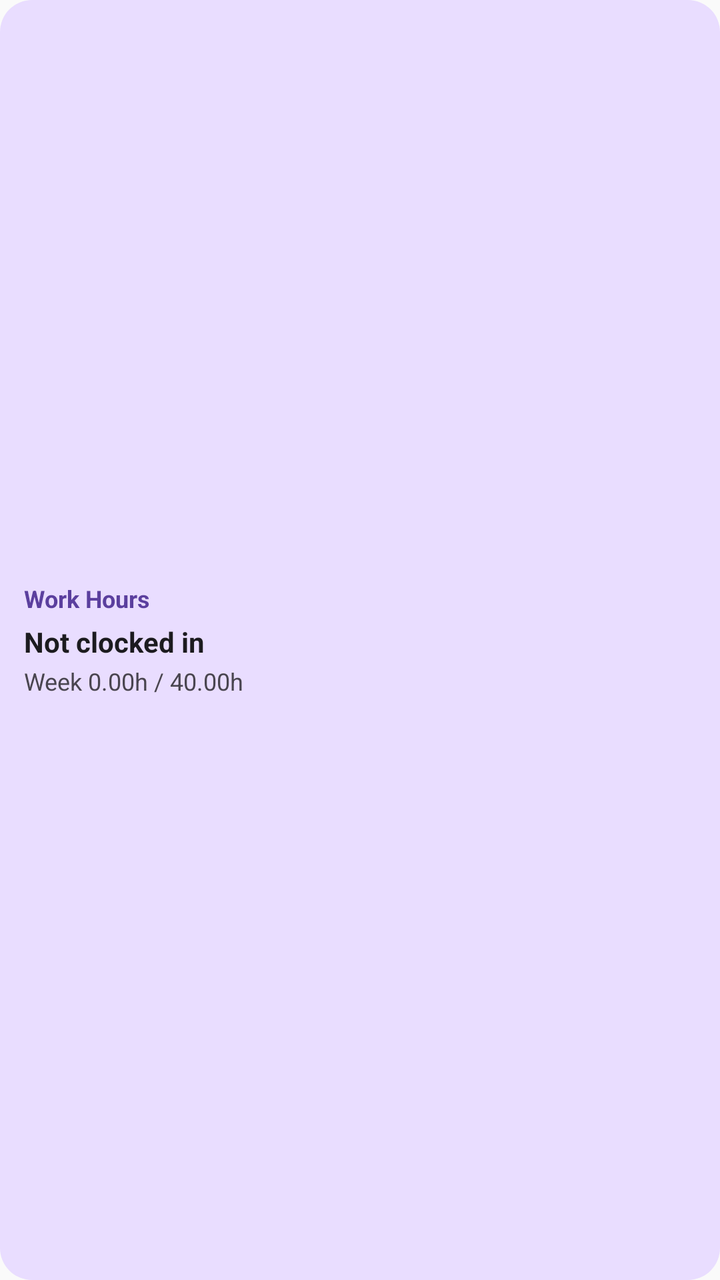
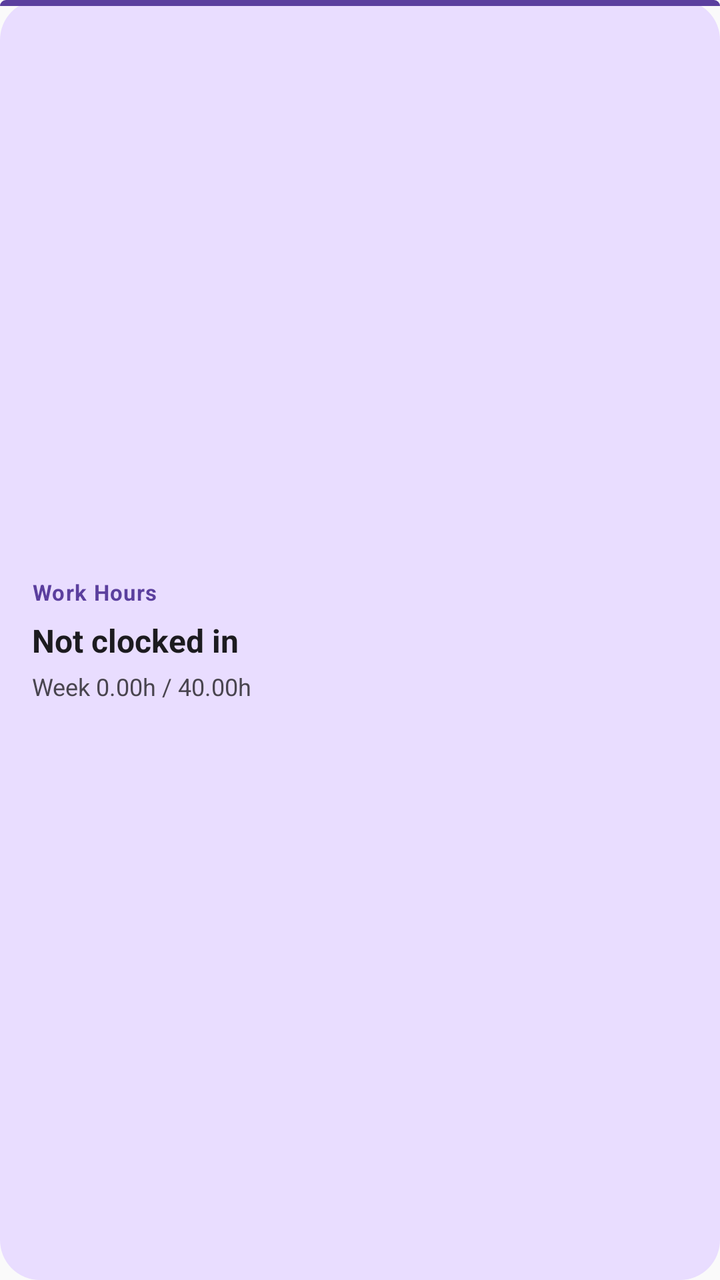

Two renders of the same Android screen: before a commit and after it. Below are the layout's source before the change and the commit's diff.
<!-- AndroidManifest.xml: application theme Theme.WorkHoursTracker -->
<!-- res/layout/widget_work_hours.xml -->
<?xml version="1.0" encoding="utf-8"?>
<LinearLayout xmlns:android="http://schemas.android.com/apk/res/android"
    android:id="@+id/widget_root"
    android:layout_width="match_parent"
    android:layout_height="match_parent"
    android:background="@drawable/widget_background"
    android:orientation="vertical"
    android:padding="12dp"
    android:gravity="center_vertical">

    <TextView
        android:id="@+id/widget_title"
        android:layout_width="match_parent"
        android:layout_height="wrap_content"
        android:text="@string/widget_title"
        android:textColor="@color/widget_primary"
        android:textSize="12sp"
        android:textStyle="bold"
        android:maxLines="1"
        android:ellipsize="end" />

    <TextView
        android:id="@+id/widget_status"
        android:layout_width="match_parent"
        android:layout_height="wrap_content"
        android:layout_marginTop="4dp"
        android:text="@string/widget_status_placeholder"
        android:textColor="@color/widget_on_surface"
        android:textSize="14sp"
        android:textStyle="bold"
        android:maxLines="2"
        android:ellipsize="end" />

    <TextView
        android:id="@+id/widget_week"
        android:layout_width="match_parent"
        android:layout_height="wrap_content"
        android:layout_marginTop="2dp"
        android:text="@string/widget_week_placeholder"
        android:textColor="@color/widget_on_surface_variant"
        android:textSize="12sp"
        android:maxLines="1"
        android:ellipsize="end" />
</LinearLayout>
<!-- resources referenced by this layout -->
<resources>
  <color name="widget_on_surface">#1C1B1F</color>
  <color name="widget_on_surface_variant">#49454F</color>
  <color name="widget_primary">#5B3F9E</color>
  <!-- drawable widget_background (drawable) -->
  <?xml version="1.0" encoding="utf-8"?>
  <shape xmlns:android="http://schemas.android.com/apk/res/android"
      android:shape="rectangle">
      <solid android:color="@color/widget_primary_container" />
      <corners android:radius="16dp" />
  </shape>
  <string name="widget_status_placeholder">Not clocked in</string>
  <string name="widget_title">Work Hours</string>
  <string name="widget_week_placeholder">Week 0.00h / 40.00h</string>
  <style name="Theme.WorkHoursTracker" parent="android:Theme.Material.Light.NoActionBar" />
  <color name="widget_primary_container">#E9DDFF</color>
</resources>

<!-- the commit's change to res/layout/widget_work_hours.xml (unified diff, before → after) -->
@@ -5,7 +5,10 @@
     android:layout_height="match_parent"
     android:background="@drawable/widget_background"
     android:orientation="vertical"
-    android:padding="12dp"
+    android:paddingStart="16dp"
+    android:paddingEnd="16dp"
+    android:paddingTop="14dp"
+    android:paddingBottom="14dp"
     android:gravity="center_vertical">
 
     <TextView
@@ -14,31 +17,35 @@
         android:layout_height="wrap_content"
         android:text="@string/widget_title"
         android:textColor="@color/widget_primary"
-        android:textSize="12sp"
+        android:textSize="11sp"
         android:textStyle="bold"
+        android:letterSpacing="0.04"
         android:maxLines="1"
-        android:ellipsize="end" />
+        android:ellipsize="end"
+        android:contentDescription="@string/widget_title" />
 
     <TextView
         android:id="@+id/widget_status"
         android:layout_width="match_parent"
         android:layout_height="wrap_content"
-        android:layout_marginTop="4dp"
+        android:layout_marginTop="6dp"
         android:text="@string/widget_status_placeholder"
         android:textColor="@color/widget_on_surface"
-        android:textSize="14sp"
+        android:textSize="16sp"
         android:textStyle="bold"
         android:maxLines="2"
-        android:ellipsize="end" />
+        android:ellipsize="end"
+        android:contentDescription="@string/widget_status_placeholder" />
 
     <TextView
         android:id="@+id/widget_week"
         android:layout_width="match_parent"
         android:layout_height="wrap_content"
-        android:layout_marginTop="2dp"
+        android:layout_marginTop="4dp"
         android:text="@string/widget_week_placeholder"
         android:textColor="@color/widget_on_surface_variant"
         android:textSize="12sp"
         android:maxLines="1"
-        android:ellipsize="end" />
+        android:ellipsize="end"
+        android:contentDescription="@string/widget_week_placeholder" />
 </LinearLayout>
<!-- resource entries referenced after the edit -->
@@ -5,11 +5,24 @@
   <color name="widget_primary">#5B3F9E</color>
   <!-- drawable widget_background (drawable) -->
   <?xml version="1.0" encoding="utf-8"?>
-  <shape xmlns:android="http://schemas.android.com/apk/res/android"
-      android:shape="rectangle">
-      <solid android:color="@color/widget_primary_container" />
-      <corners android:radius="16dp" />
-  </shape>
+  <layer-list xmlns:android="http://schemas.android.com/apk/res/android">
+      <item>
+          <shape android:shape="rectangle">
+              <solid android:color="@color/widget_primary_container" />
+              <corners android:radius="20dp" />
+          </shape>
+      </item>
+      <item
+          android:gravity="top"
+          android:height="3dp">
+          <shape android:shape="rectangle">
+              <solid android:color="@color/widget_primary" />
+              <corners
+                  android:topLeftRadius="20dp"
+                  android:topRightRadius="20dp" />
+          </shape>
+      </item>
+  </layer-list>
   <string name="widget_status_placeholder">Not clocked in</string>
   <string name="widget_title">Work Hours</string>
   <string name="widget_week_placeholder">Week 0.00h / 40.00h</string>
